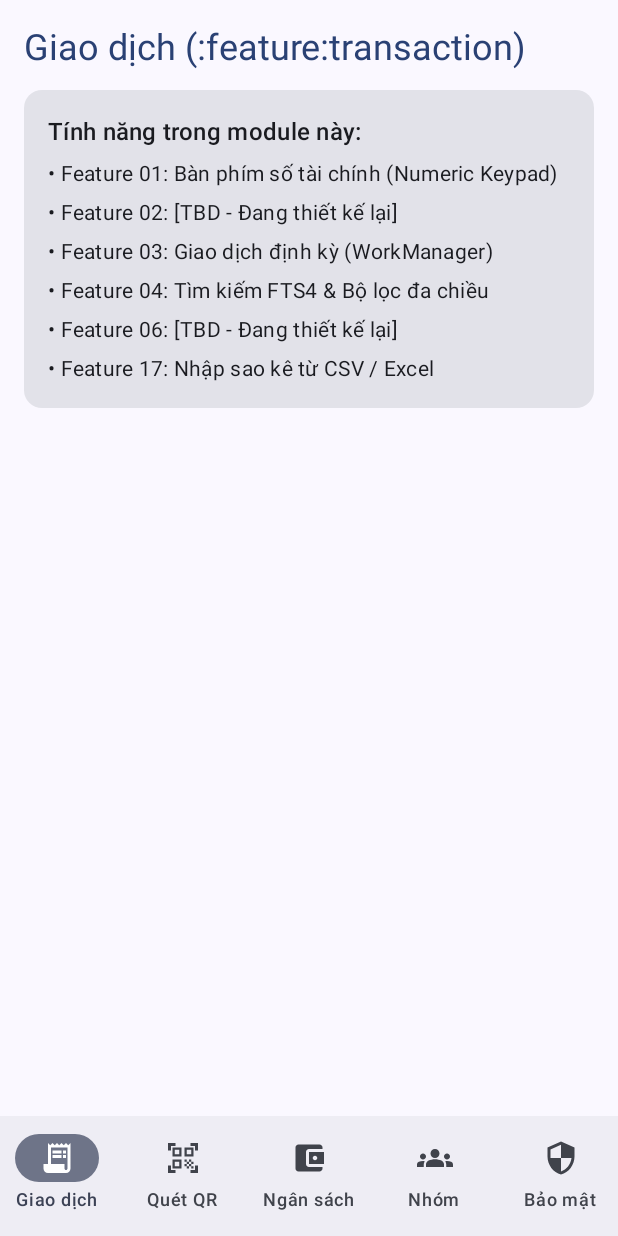
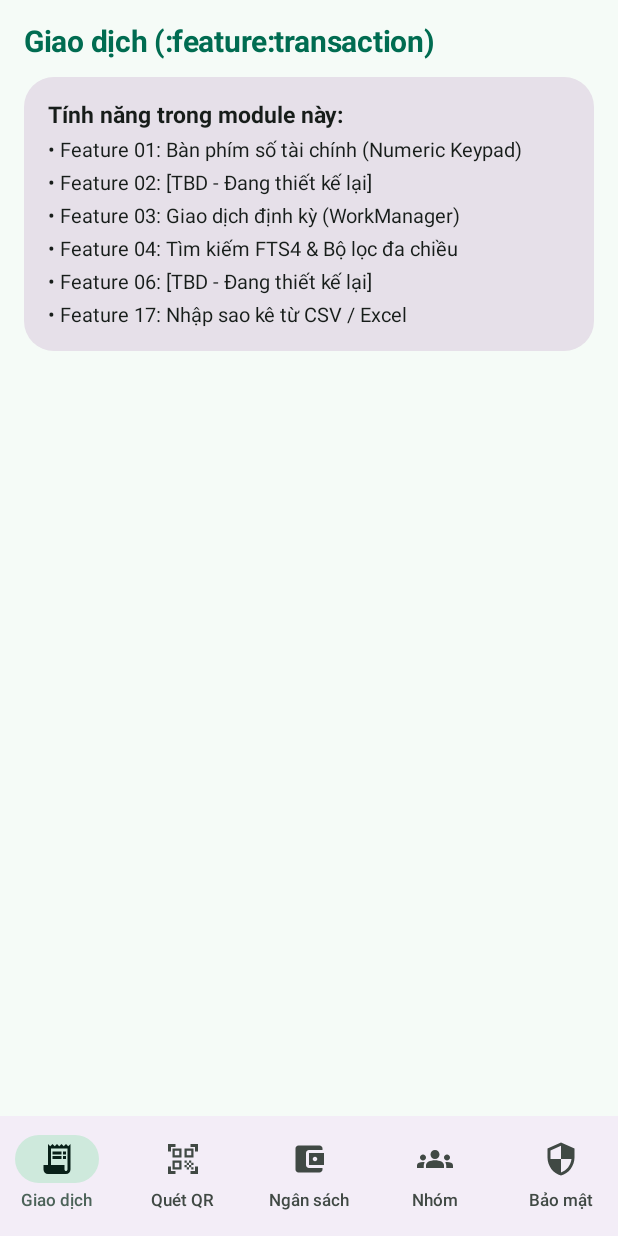
Before and after one commit to phanhuudanhkg0811-star/student_wallet, an Android app built with Jetpack Compose: the screen it shows after launch (MainActivity), on a phone screen of 412 x 824 dp. Run offline under Robolectric (Android 15) with nearby library versions, the phone set to English and light mode, and no system bars.

Commit message:
feat(core): implement Material 3 theme and FinanceColors from home-preview.html

```diff
--- a/core/src/main/java/com/example/student_wallet/core/ui/theme/Color.kt
+++ b/core/src/main/java/com/example/student_wallet/core/ui/theme/Color.kt
@@ -2,10 +2,54 @@ package com.example.student_wallet.core.ui.theme
 
 import androidx.compose.ui.graphics.Color
 
-val Purple80 = Color(0xFFD0BCFF)
-val PurpleGrey80 = Color(0xFFCCC2DC)
-val Pink80 = Color(0xFFEFB8C8)
+// Light palette tokens (1-1 with docs/design/home-preview.html)
+val PrimaryLight = Color(0xFF006C51)
+val OnPrimaryLight = Color(0xFFFFFFFF)
+val PrimaryContainerLight = Color(0xFF83F8CF)
+val OnPrimaryContainerLight = Color(0xFF002117)
 
-val Purple40 = Color(0xFF6650a4)
-val PurpleGrey40 = Color(0xFF625b71)
-val Pink40 = Color(0xFF7D5260)
+val SecondaryLight = Color(0xFF4C6359)
+val OnSecondaryLight = Color(0xFFFFFFFF)
+val SecondaryContainerLight = Color(0xFFCEE9DC)
+val OnSecondaryContainerLight = Color(0xFF082018)
+
+val TertiaryLight = Color(0xFF406376)
+val OnTertiaryLight = Color(0xFFFFFFFF)
+val TertiaryContainerLight = Color(0xFFC4E7FF)
+val OnTertiaryContainerLight = Color(0xFF001E2B)
+
+val BackgroundLight = Color(0xFFF5FBF7)
+val OnBackgroundLight = Color(0xFF171D1A)
+val SurfaceLight = Color(0xFFFFFFFF)
+val OnSurfaceLight = Color(0xFF171D1A)
+val SurfaceVariantLight = Color(0xFFDCE5DF)
+val OnSurfaceVariantLight = Color(0xFF404944)
+val OutlineLight = Color(0xFF707974)
+val ErrorLight = Color(0xFFBA1A1A)
+val OnErrorLight = Color(0xFFFFFFFF)
+
+// Dark palette tokens (1-1 with docs/design/home-preview.html)
+val PrimaryDark = Color(0xFF66DBB4)
+val OnPrimaryDark = Color(0xFF003828)
+val PrimaryContainerDark = Color(0xFF00513C)
+val OnPrimaryContainerDark = Color(0xFF83F8CF)
+
+val SecondaryDark = Color(0xFFB3CCC0)
+val OnSecondaryDark = Color(0xFF1F352C)
+val SecondaryContainerDark = Color(0xFF354B42)
+val OnSecondaryContainerDark = Color(0xFFCEE9DC)
+
+val TertiaryDark = Color(0xFFA8CBE2)
+val OnTertiaryDark = Color(0xFF0D3446)
+val TertiaryContainerDark = Color(0xFF274B5D)
+val OnTertiaryContainerDark = Color(0xFFC4E7FF)
+
+val BackgroundDark = Color(0xFF0E1512)
+val OnBackgroundDark = Color(0xFFDDE5DF)
+val SurfaceDark = Color(0xFF17201C)
+val OnSurfaceDark = Color(0xFFDDE5DF)
+val SurfaceVariantDark = Color(0xFF3F4944)
+val OnSurfaceVariantDark = Color(0xFFBFC9C3)
+val OutlineDark = Color(0xFF89938D)
+val ErrorDark = Color(0xFFFFB4AB)
+val OnErrorDark = Color(0xFF690005)
--- /dev/null
+++ b/core/src/main/java/com/example/student_wallet/core/ui/theme/FinanceColors.kt
@@ -0,0 +1,55 @@
+package com.example.student_wallet.core.ui.theme
+
+import androidx.compose.material3.MaterialTheme
+import androidx.compose.runtime.Composable
+import androidx.compose.runtime.Immutable
+import androidx.compose.runtime.ReadOnlyComposable
+import androidx.compose.runtime.staticCompositionLocalOf
+import androidx.compose.ui.graphics.Color
+
+@Immutable
+data class FinanceColors(
+    val income: Color,
+    val expense: Color,
+    val budgetOk: Color,
+    val budgetWarn: Color,
+    val budgetBad: Color,
+    val balanceGradientStart: Color,
+    val balanceGradientMid: Color,
+    val balanceGradientEnd: Color,
+    val piggyActionContainer: Color,
+    val onPiggyActionContainer: Color,
+)
+
+val LightFinanceColors = FinanceColors(
+    income = Color(0xFF00855F),
+    expense = Color(0xFFBA1A1A),
+    budgetOk = Color(0xFF1FA971),
+    budgetWarn = Color(0xFFE08A00),
+    budgetBad = Color(0xFFBA1A1A),
+    balanceGradientStart = Color(0xFF006C51),
+    balanceGradientMid = Color(0xFF0A8F6B),
+    balanceGradientEnd = Color(0xFF406376),
+    piggyActionContainer = Color(0xFFFFE2B8),
+    onPiggyActionContainer = Color(0xFF8A5300),
+)
+
+val DarkFinanceColors = FinanceColors(
+    income = Color(0xFF5EDDB1),
+    expense = Color(0xFFFFB4AB),
+    budgetOk = Color(0xFF5EDDB1),
+    budgetWarn = Color(0xFFFFB547),
+    budgetBad = Color(0xFFFFB4AB),
+    balanceGradientStart = Color(0xFF00513C),
+    balanceGradientMid = Color(0xFF0B6E54),
+    balanceGradientEnd = Color(0xFF274B5D),
+    piggyActionContainer = Color(0xFF4A3410),
+    onPiggyActionContainer = Color(0xFFFFB547),
+)
+
+val LocalFinanceColors = staticCompositionLocalOf { LightFinanceColors }
+
+val MaterialTheme.financeColors: FinanceColors
+    @Composable
+    @ReadOnlyComposable
+    get() = LocalFinanceColors.current
--- /dev/null
+++ b/core/src/main/java/com/example/student_wallet/core/ui/theme/Shape.kt
@@ -0,0 +1,14 @@
+package com.example.student_wallet.core.ui.theme
+
+import androidx.compose.foundation.shape.RoundedCornerShape
+import androidx.compose.material3.Shapes
+import androidx.compose.ui.unit.dp
+
+// Corner radii matching home-preview.html: 14dp / 20dp / 28dp
+val StudentWalletShapes = Shapes(
+    extraSmall = RoundedCornerShape(10.dp),
+    small = RoundedCornerShape(14.dp),
+    medium = RoundedCornerShape(20.dp),
+    large = RoundedCornerShape(28.dp),
+    extraLarge = RoundedCornerShape(28.dp),
+)
--- a/core/src/main/java/com/example/student_wallet/core/ui/theme/Theme.kt
+++ b/core/src/main/java/com/example/student_wallet/core/ui/theme/Theme.kt
@@ -8,25 +8,62 @@ import androidx.compose.material3.dynamicDarkColorScheme
 import androidx.compose.material3.dynamicLightColorScheme
 import androidx.compose.material3.lightColorScheme
 import androidx.compose.runtime.Composable
+import androidx.compose.runtime.CompositionLocalProvider
 import androidx.compose.ui.platform.LocalContext
 
 private val DarkColorScheme = darkColorScheme(
-    primary = Purple80,
-    secondary = PurpleGrey80,
-    tertiary = Pink80
+    primary = PrimaryDark,
+    onPrimary = OnPrimaryDark,
+    primaryContainer = PrimaryContainerDark,
+    onPrimaryContainer = OnPrimaryContainerDark,
+    secondary = SecondaryDark,
+    onSecondary = OnSecondaryDark,
+    secondaryContainer = SecondaryContainerDark,
+    onSecondaryContainer = OnSecondaryContainerDark,
+    tertiary = TertiaryDark,
+    onTertiary = OnTertiaryDark,
+    tertiaryContainer = TertiaryContainerDark,
+    onTertiaryContainer = OnTertiaryContainerDark,
+    background = BackgroundDark,
+    onBackground = OnBackgroundDark,
+    surface = SurfaceDark,
+    onSurface = OnSurfaceDark,
+    surfaceVariant = SurfaceVariantDark,
+    onSurfaceVariant = OnSurfaceVariantDark,
+    outline = OutlineDark,
+    error = ErrorDark,
+    onError = OnErrorDark,
 )
 
 private val LightColorScheme = lightColorScheme(
-    primary = Purple40,
-    secondary = PurpleGrey40,
-    tertiary = Pink40
+    primary = PrimaryLight,
+    onPrimary = OnPrimaryLight,
+    primaryContainer = PrimaryContainerLight,
+    onPrimaryContainer = OnPrimaryContainerLight,
+    secondary = SecondaryLight,
+    onSecondary = OnSecondaryLight,
+    secondaryContainer = SecondaryContainerLight,
+    onSecondaryContainer = OnSecondaryContainerLight,
+    tertiary = TertiaryLight,
+    onTertiary = OnTertiaryLight,
+    tertiaryContainer = TertiaryContainerLight,
+    onTertiaryContainer = OnTertiaryContainerLight,
+    background = BackgroundLight,
+    onBackground = OnBackgroundLight,
+    surface = SurfaceLight,
+    onSurface = OnSurfaceLight,
+    surfaceVariant = SurfaceVariantLight,
+    onSurfaceVariant = OnSurfaceVariantLight,
+    outline = OutlineLight,
+    error = ErrorLight,
+    onError = OnErrorLight,
 )
 
 @Composable
 fun Student_walletTheme(
     darkTheme: Boolean = isSystemInDarkTheme(),
-    dynamicColor: Boolean = true,
-    content: @Composable () -> Unit
+    dynamicColor: Boolean = false,
+    content: @Composable () -> Unit,
 ) {
     val colorScheme = when {
         dynamicColor && Build.VERSION.SDK_INT >= Build.VERSION_CODES.S -> {
@@ -37,9 +74,14 @@ fun Student_walletTheme(
         else -> LightColorScheme
     }
 
-    MaterialTheme(
-        colorScheme = colorScheme,
-        typography = Typography,
-        content = content
-    )
+    val financeColors = if (darkTheme) DarkFinanceColors else LightFinanceColors
+
+    CompositionLocalProvider(LocalFinanceColors provides financeColors) {
+        MaterialTheme(
+            colorScheme = colorScheme,
+            shapes = StudentWalletShapes,
+            typography = Typography,
+            content = content,
+        )
+    }
 }
--- a/core/src/main/java/com/example/student_wallet/core/ui/theme/Type.kt
+++ b/core/src/main/java/com/example/student_wallet/core/ui/theme/Type.kt
@@ -7,11 +7,43 @@ import androidx.compose.ui.text.font.FontWeight
 import androidx.compose.ui.unit.sp
 
 val Typography = Typography(
+    displaySmall = TextStyle(
+        fontFamily = FontFamily.Default,
+        fontWeight = FontWeight.ExtraBold,
+        fontSize = 34.sp,
+        lineHeight = 40.sp,
+        letterSpacing = (-1).sp,
+        fontFeatureSettings = "tnum",
+    ),
+    headlineSmall = TextStyle(
+        fontFamily = FontFamily.Default,
+        fontWeight = FontWeight.Bold,
+        fontSize = 20.sp,
+        lineHeight = 26.sp,
+        letterSpacing = (-0.2).sp,
+    ),
+    titleMedium = TextStyle(
+        fontFamily = FontFamily.Default,
+        fontWeight = FontWeight.Bold,
+        fontSize = 15.5.sp,
+        lineHeight = 22.sp,
+    ),
     bodyLarge = TextStyle(
         fontFamily = FontFamily.Default,
         fontWeight = FontWeight.Normal,
-        fontSize = 16.sp,
-        lineHeight = 24.sp,
-        letterSpacing = 0.5.sp
-    )
+        fontSize = 15.sp,
+        lineHeight = 22.sp,
+    ),
+    bodyMedium = TextStyle(
+        fontFamily = FontFamily.Default,
+        fontWeight = FontWeight.Normal,
+        fontSize = 13.5.sp,
+        lineHeight = 19.sp,
+    ),
+    labelMedium = TextStyle(
+        fontFamily = FontFamily.Default,
+        fontWeight = FontWeight.SemiBold,
+        fontSize = 11.5.sp,
+        lineHeight = 15.sp,
+    ),
 )
```
